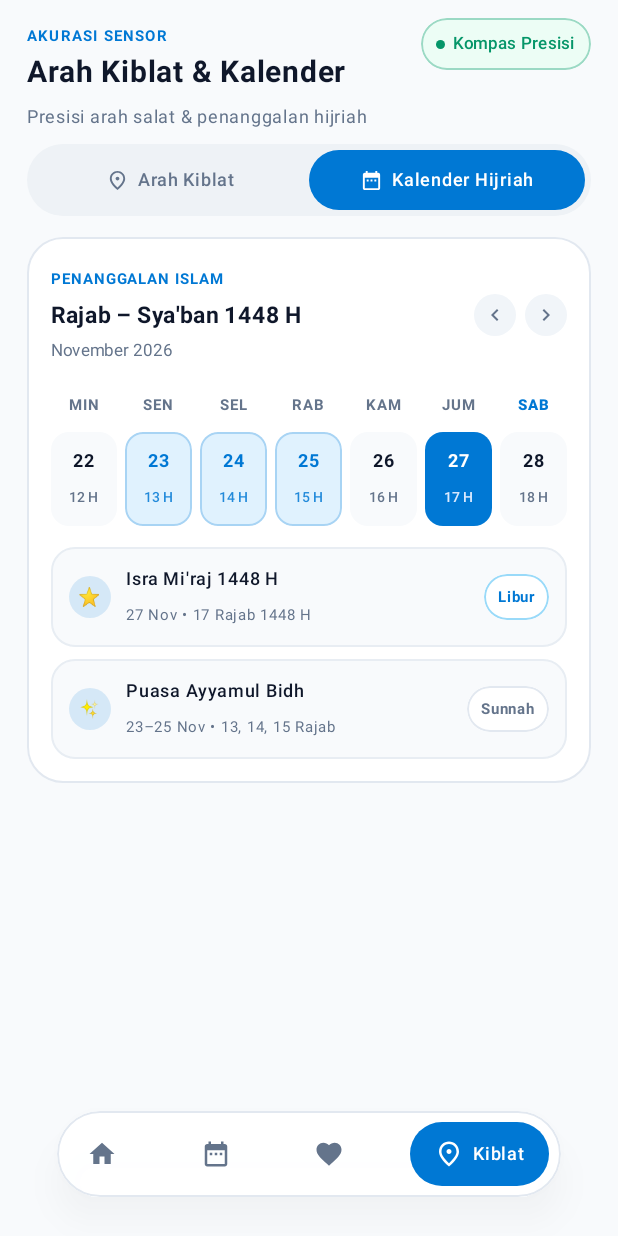
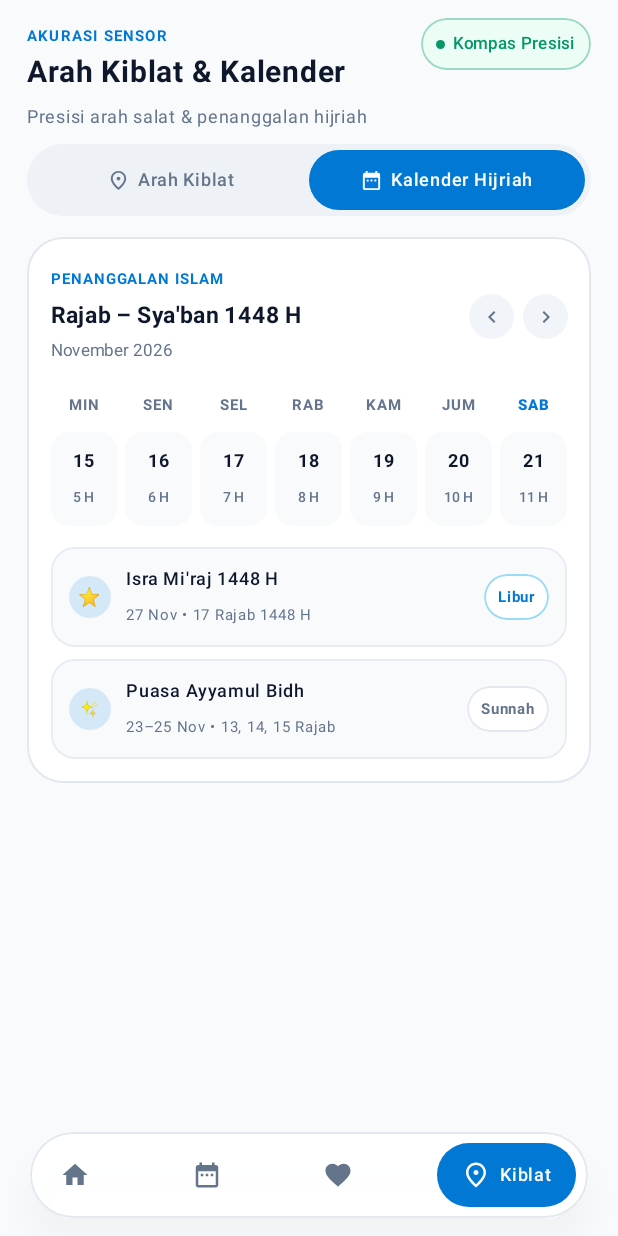
Before and after one commit to AdiSatriaPermana/Jejak-Ibadah, an Android app built with Jetpack Compose: the composable KiblatScreen shown on its own in the app's theme, after a tap on "Sebelumnya", on a phone screen of 412 x 824 dp. Run offline under Robolectric (Android 15) with nearby library versions, the phone set to English and light mode, and no system bars; 2 other taps on this screen came first.

Commit message:
fix(ui): perbaiki responsivitas KiblatScreen, navigasi minggu hijriah, dan dialog kalibrasi

```diff
--- a/app/src/main/java/lat/pam/jejakibadah/KiblatScreen.kt
+++ b/app/src/main/java/lat/pam/jejakibadah/KiblatScreen.kt
@@ -34,7 +34,7 @@ import androidx.compose.ui.graphics.drawscope.Stroke
 import androidx.compose.ui.hapticfeedback.HapticFeedbackType
 import androidx.compose.ui.platform.LocalHapticFeedback
 import androidx.compose.ui.text.font.FontWeight
-import androidx.compose.ui.text.style.TextAlign
+import androidx.compose.ui.text.style.TextOverflow
 import androidx.compose.ui.unit.dp
 import androidx.compose.ui.unit.sp
 import lat.pam.jejakibadah.ui.theme.*
@@ -52,9 +52,9 @@ data class HijriDayCellData(
 
 @Composable
 fun KiblatScreen(
+    isDarkTheme: Boolean = isSystemInDarkTheme(),
     onNavigateTab: (Int) -> Unit = {}
 ) {
-    val isDark = isSystemInDarkTheme()
     val haptic = LocalHapticFeedback.current
 
     // Segmented Mode: 0 = Semua (Kiblat + Kalender), 1 = Fokus Kalender Hijriah
@@ -64,6 +64,7 @@ fun KiblatScreen(
     var qiblaDegree by remember { mutableFloatStateOf(295f) }
     var hapticEnabled by remember { mutableStateOf(true) }
     var isCalibrating by remember { mutableStateOf(false) }
+    var showCalibrationDialog by remember { mutableStateOf(false) }
 
     // Animasi rotasi jarum kompas (295° = -65° dari arah Utara atas)
     val needleAngle by animateFloatAsState(
@@ -80,8 +81,30 @@ fun KiblatScreen(
         label = "qibla_needle_rotation"
     )
 
-    val weekHijriCells = remember {
-        listOf(
+    // Navigasi minggu pada kalender Hijriah (0 = minggu aktif)
+    var weekOffset by remember { mutableIntStateOf(0) }
+
+    val weekHijriCells = remember(weekOffset) {
+        when (weekOffset) {
+            -1 -> listOf(
+                HijriDayCellData("Min", 15, "5 H"),
+                HijriDayCellData("Sen", 16, "6 H"),
+                HijriDayCellData("Sel", 17, "7 H"),
+                HijriDayCellData("Rab", 18, "8 H"),
+                HijriDayCellData("Kam", 19, "9 H"),
+                HijriDayCellData("Jum", 20, "10 H"),
+                HijriDayCellData("Sab", 21, "11 H", isWeekend = true)
+            )
+            1 -> listOf(
+                HijriDayCellData("Min", 29, "19 H"),
+                HijriDayCellData("Sen", 30, "20 H"),
+                HijriDayCellData("Sel", 1, "21 H"),
+                HijriDayCellData("Rab", 2, "22 H"),
+                HijriDayCellData("Kam", 3, "23 H"),
+                HijriDayCellData("Jum", 4, "24 H"),
+                HijriDayCellData("Sab", 5, "25 H", isWeekend = true)
+            )
+            else -> listOf(
                 HijriDayCellData("Min", 22, "12 H"),
                 HijriDayCellData("Sen", 23, "13 H", isAyyamulBidh = true),
                 HijriDayCellData("Sel", 24, "14 H", isAyyamulBidh = true),
@@ -90,6 +113,7 @@ fun KiblatScreen(
                 HijriDayCellData("Jum", 27, "17 H", isHolidayHighlight = true),
                 HijriDayCellData("Sab", 28, "18 H", isWeekend = true)
             )
+        }
     }
 
     Box(
@@ -104,7 +128,7 @@ fun KiblatScreen(
                 start = 18.dp,
                 end = 18.dp,
                 top = 12.dp,
-                bottom = 104.dp
+                bottom = BottomNavSafePadding + 28.dp
             ),
             verticalArrangement = Arrangement.spacedBy(14.dp)
         ) {
@@ -116,19 +140,25 @@ fun KiblatScreen(
                         horizontalArrangement = Arrangement.SpaceBetween,
                         verticalAlignment = Alignment.Top
                     ) {
-                        Column(modifier = Modifier.weight(1f)) {
+                        Column(
+                            modifier = Modifier
+                                .weight(1f)
+                                .padding(end = 8.dp)
+                        ) {
                             Text(
                                 text = "AKURASI SENSOR",
                                 fontSize = 10.sp,
                                 fontWeight = FontWeight.Bold,
                                 letterSpacing = 0.8.sp,
-                                color = if (isDark) BrandCyan else BrandBlue
+                                color = if (isDarkTheme) BrandCyan else BrandBlue
                             )
                             Text(
                                 text = "Arah Kiblat & Kalender",
                                 fontSize = 20.sp,
                                 fontWeight = FontWeight.Bold,
-                                color = MaterialTheme.colorScheme.onBackground
+                                color = MaterialTheme.colorScheme.onBackground,
+                                maxLines = 1,
+                                overflow = TextOverflow.Ellipsis
                             )
                         }
 
@@ -136,10 +166,10 @@ fun KiblatScreen(
                         Box(
                             modifier = Modifier
                                 .clip(CircleShape)
-                                .background(if (isDark) DarkCard else EmeraldBgLight)
+                                .background(if (isDarkTheme) DarkCard else EmeraldBgLight)
                                 .border(
                                     1.dp,
-                                    if (isDark) DarkBorder else EmeraldLight.copy(alpha = 0.35f),
+                                    if (isDarkTheme) DarkBorder else EmeraldLight.copy(alpha = 0.35f),
                                     CircleShape
                                 )
                                 .padding(horizontal = 10.dp, vertical = 5.dp)
@@ -152,13 +182,15 @@ fun KiblatScreen(
                                     modifier = Modifier
                                         .size(6.dp)
                                         .clip(CircleShape)
-                                        .background(if (isDark) EmeraldDark else EmeraldLight)
+                                        .background(if (isDarkTheme) EmeraldDark else EmeraldLight)
                                 )
                                 Text(
-                                    text = if (isCalibrating) "Mengkalibrasi..." else "Kompas Presisi",
+                                    text = if (isCalibrating) "Kalibrasi..." else "Kompas Presisi",
                                     fontSize = 11.sp,
                                     fontWeight = FontWeight.SemiBold,
-                                    color = if (isDark) BrandCyan else EmeraldLight
+                                    color = if (isDarkTheme) BrandCyan else EmeraldLight,
+                                    maxLines = 1,
+                                    softWrap = false
                                 )
                             }
                         }
@@ -173,8 +205,8 @@ fun KiblatScreen(
                     // Top Segmented Switcher Pill (Arah Kiblat vs Kalender Hijriah)
                     Surface(
                         shape = CircleShape,
-                        color = if (isDark) DarkCard else Color(0xFFEEF2F6),
-                        border = if (isDark) BorderStroke(1.dp, DarkBorder) else null
+                        color = if (isDarkTheme) DarkCard else Color(0xFFEEF2F6),
+                        border = if (isDarkTheme) BorderStroke(1.dp, DarkBorder) else null
                     ) {
                         Row(
                             modifier = Modifier
@@ -193,7 +225,7 @@ fun KiblatScreen(
                                         .clip(CircleShape)
                                         .background(if (active) BrandBlue else Color.Transparent)
                                         .clickable { selectedTabMode = index }
-                                        .padding(vertical = 8.dp, horizontal = 10.dp),
+                                        .padding(vertical = 8.dp, horizontal = 8.dp),
                                     horizontalArrangement = Arrangement.Center,
                                     verticalAlignment = Alignment.CenterVertically
                                 ) {
@@ -203,12 +235,14 @@ fun KiblatScreen(
                                         tint = if (active) Color.White else MaterialTheme.colorScheme.onSurfaceVariant,
                                         modifier = Modifier.size(15.dp)
                                     )
-                                    Spacer(modifier = Modifier.width(6.dp))
+                                    Spacer(modifier = Modifier.width(5.dp))
                                     Text(
                                         text = label,
                                         fontSize = 12.sp,
                                         fontWeight = if (active) FontWeight.SemiBold else FontWeight.Medium,
-                                        color = if (active) Color.White else MaterialTheme.colorScheme.onSurfaceVariant
+                                        color = if (active) Color.White else MaterialTheme.colorScheme.onSurfaceVariant,
+                                        maxLines = 1,
+                                        softWrap = false
                                     )
                                 }
                             }
@@ -223,7 +257,7 @@ fun KiblatScreen(
                     QiblaCompassCard(
                         degree = qiblaDegree.toInt(),
                         needleAngle = needleAngle,
-                        isDark = isDark,
+                        isDark = isDarkTheme,
                         hapticEnabled = hapticEnabled,
                         onToggleHaptic = {
                             hapticEnabled = !hapticEnabled
@@ -232,8 +266,7 @@ fun KiblatScreen(
                             }
                         },
                         onRecalibrate = {
-                            isCalibrating = true
-                            qiblaDegree = 295f
+                            showCalibrationDialog = true
                         }
                     )
                 }
@@ -243,7 +276,10 @@ fun KiblatScreen(
             item {
                 HijriCalendarCard(
                     cells = weekHijriCells,
-                    isDark = isDark
+                    subtitleMonth = if (weekOffset == 1) "Nov – Des 2026" else "November 2026",
+                    isDark = isDarkTheme,
+                    onPrevWeek = { if (weekOffset > -1) weekOffset -= 1 },
+                    onNextWeek = { if (weekOffset < 1) weekOffset += 1 }
                 )
             }
         }
@@ -251,13 +287,44 @@ fun KiblatScreen(
         // 4. Floating Pill Navbar Konsisten (Index 3 = Kiblat aktif)
         AppBottomNavbar(
             selectedIndex = 3,
-            isDark = isDark,
+            isDark = isDarkTheme,
             onSelectTab = onNavigateTab,
-            modifier = Modifier
-                .align(Alignment.BottomCenter)
-                .navigationBarsPadding()
-                .padding(horizontal = 18.dp, vertical = 14.dp)
+            modifier = Modifier.align(Alignment.BottomCenter)
         )
+
+        // Dialog Panduan Kalibrasi Kompas (Angka 8)
+        if (showCalibrationDialog) {
+            AlertDialog(
+                onDismissRequest = { showCalibrationDialog = false },
+                title = {
+                    Text(
+                        text = "Kalibrasi Sensor Kompas",
+                        fontSize = 16.sp,
+                        fontWeight = FontWeight.Bold
+                    )
+                },
+                text = {
+                    Text(
+                        text = "Gerakkan ponsel membentuk pola angka 8 (∞) sebanyak 2–3 kali jauh dari benda logam atau magnet untuk menyegarkan akurasi sensor.",
+                        fontSize = 13.sp
+                    )
+                },
+                confirmButton = {
+                    TextButton(onClick = {
+                        showCalibrationDialog = false
+                        isCalibrating = true
+                        qiblaDegree = 295f
+                    }) {
+                        Text("Mulai Kalibrasi", color = BrandBlue, fontWeight = FontWeight.Bold)
+                    }
+                },
+                dismissButton = {
+                    TextButton(onClick = { showCalibrationDialog = false }) {
+                        Text("Batal")
+                    }
+                }
+            )
+        }
     }
 }
 
@@ -285,18 +352,16 @@ private fun QiblaCompassCard(
                 .padding(18.dp),
             horizontalAlignment = Alignment.CenterHorizontally
         ) {
-            // Dial Kompas 220dp
+            // Dial Kompas 224dp
             Box(
                 modifier = Modifier.size(224.dp),
                 contentAlignment = Alignment.Center
             ) {
-                // Canvas Lingkaran Kalibrasi & Tick Marks
                 Canvas(modifier = Modifier.fillMaxSize()) {
                     val center = Offset(size.width / 2f, size.height / 2f)
                     val outerRadius = size.minDimension / 2f - 8.dp.toPx()
                     val innerRadius = outerRadius - 16.dp.toPx()
 
-                    // Lingkaran luar putus-putus
                     drawCircle(
                         color = outerRingColor,
                         radius = outerRadius,
@@ -307,7 +372,6 @@ private fun QiblaCompassCard(
                         )
                     )
 
-                    // Lingkaran dalam tipis
                     drawCircle(
                         color = innerRingColor,
                         radius = innerRadius,
@@ -315,7 +379,6 @@ private fun QiblaCompassCard(
                         style = Stroke(width = 1.dp.toPx())
                     )
 
-                    // 4 Garis Mata Angin (U, T, S, B)
                     for (i in 0 until 4) {
                         val angleRad = Math.toRadians((i * 90 - 90).toDouble())
                         val start = Offset(
@@ -335,7 +398,6 @@ private fun QiblaCompassCard(
                     }
                 }
 
-                // Label Mata Angin
                 Text(
                     text = "U",
                     fontSize = 11.sp,
@@ -405,7 +467,6 @@ private fun QiblaCompassCard(
                     val cx = size.width / 2f
                     val cy = size.height / 2f
 
-                    // Ujung Utara / Kiblat (Biru / Cyan)
                     val northPath = Path().apply {
                         moveTo(cx, 8.dp.toPx())
                         lineTo(cx - 7.dp.toPx(), cy)
@@ -414,7 +475,6 @@ private fun QiblaCompassCard(
                     }
                     drawPath(path = northPath, color = activeAccent)
 
-                    // Ujung Selatan (Abu-abu netral)
                     val southPath = Path().apply {
                         moveTo(cx, size.height - 12.dp.toPx())
                         lineTo(cx - 6.dp.toPx(), cy)
@@ -427,7 +487,6 @@ private fun QiblaCompassCard(
                     )
                 }
 
-                // Titik Tengah Kompas
                 Box(
                     modifier = Modifier
                         .size(42.dp)
@@ -474,7 +533,6 @@ private fun QiblaCompassCard(
 
             Spacer(modifier = Modifier.height(10.dp))
 
-            // Badge Status Alignment
             Box(
                 modifier = Modifier
                     .clip(CircleShape)
@@ -509,7 +567,6 @@ private fun QiblaCompassCard(
             HorizontalDivider(color = MaterialTheme.colorScheme.outline.copy(alpha = 0.6f))
             Spacer(modifier = Modifier.height(10.dp))
 
-            // Metadata Jarak & Koordinat Bandung
             Row(horizontalArrangement = Arrangement.Center) {
                 Text(
                     text = "Jarak ke Ka'bah: ",
@@ -532,7 +589,6 @@ private fun QiblaCompassCard(
 
             Spacer(modifier = Modifier.height(12.dp))
 
-            // Tombol Haptic & Kalibrasi Ulang
             Row(
                 modifier = Modifier.fillMaxWidth(),
                 horizontalArrangement = Arrangement.spacedBy(8.dp)
@@ -545,7 +601,7 @@ private fun QiblaCompassCard(
                     border = BorderStroke(1.dp, MaterialTheme.colorScheme.outline)
                 ) {
                     Row(
-                        modifier = Modifier.padding(vertical = 8.dp, horizontal = 10.dp),
+                        modifier = Modifier.padding(vertical = 8.dp, horizontal = 8.dp),
                         horizontalArrangement = Arrangement.Center,
                         verticalAlignment = Alignment.CenterVertically
                     ) {
@@ -555,12 +611,14 @@ private fun QiblaCompassCard(
                             fontWeight = FontWeight.Bold,
                             color = activeAccent
                         )
-                        Spacer(modifier = Modifier.width(6.dp))
+                        Spacer(modifier = Modifier.width(5.dp))
                         Text(
                             text = if (hapticEnabled) "Getar Aktif" else "Getar Mati",
                             fontSize = 11.sp,
                             fontWeight = FontWeight.SemiBold,
-                            color = MaterialTheme.colorScheme.onSurface
+                            color = MaterialTheme.colorScheme.onSurface,
+                            maxLines = 1,
+                            softWrap = false
                         )
                     }
                 }
@@ -573,7 +631,7 @@ private fun QiblaCompassCard(
                     border = BorderStroke(1.dp, MaterialTheme.colorScheme.outline)
                 ) {
                     Row(
-                        modifier = Modifier.padding(vertical = 8.dp, horizontal = 10.dp),
+                        modifier = Modifier.padding(vertical = 8.dp, horizontal = 8.dp),
                         horizontalArrangement = Arrangement.Center,
                         verticalAlignment = Alignment.CenterVertically
                     ) {
@@ -583,12 +641,14 @@ private fun QiblaCompassCard(
                             tint = BrandBlue,
                             modifier = Modifier.size(14.dp)
                         )
-                        Spacer(modifier = Modifier.width(6.dp))
+                        Spacer(modifier = Modifier.width(5.dp))
                         Text(
                             text = "Kalibrasi Ulang",
                             fontSize = 11.sp,
                             fontWeight = FontWeight.SemiBold,
-                            color = MaterialTheme.colorScheme.onSurface
+                            color = MaterialTheme.colorScheme.onSurface,
+                            maxLines = 1,
+                            softWrap = false
                         )
                     }
                 }
@@ -600,7 +660,10 @@ private fun QiblaCompassCard(
 @Composable
 private fun HijriCalendarCard(
     cells: List<HijriDayCellData>,
-    isDark: Boolean
+    subtitleMonth: String,
+    isDark: Boolean,
+    onPrevWeek: () -> Unit,
+    onNextWeek: () -> Unit
 ) {
     val activeAccent = if (isDark) BrandCyan else BrandBlue
 
@@ -610,13 +673,12 @@ private fun HijriCalendarCard(
         border = BorderStroke(1.dp, MaterialTheme.colorScheme.outline)
     ) {
         Column(modifier = Modifier.padding(16.dp)) {
-            // Header Penanggalan Islam
             Row(
                 modifier = Modifier.fillMaxWidth(),
                 horizontalArrangement = Arrangement.SpaceBetween,
                 verticalAlignment = Alignment.CenterVertically
             ) {
-                Column {
+                Column(modifier = Modifier.weight(1f)) {
                     Text(
                         text = "PENANGGALAN ISLAM",
                         fontSize = 10.sp,
@@ -628,10 +690,12 @@ private fun HijriCalendarCard(
                         text = "Rajab – Sya'ban 1448 H",
                         fontSize = 15.sp,
                         fontWeight = FontWeight.Bold,
-                        color = MaterialTheme.colorScheme.onSurface
+                        color = MaterialTheme.colorScheme.onSurface,
+                        maxLines = 1,
+                        overflow = TextOverflow.Ellipsis
                     )
                     Text(
-                        text = "November 2026",
+                        text = subtitleMonth,
                         fontSize = 11.sp,
                         color = MaterialTheme.colorScheme.onSurfaceVariant
                     )
@@ -639,10 +703,10 @@ private fun HijriCalendarCard(
 
                 Row(horizontalArrangement = Arrangement.spacedBy(6.dp)) {
                     Surface(
-                        onClick = {},
+                        onClick = onPrevWeek,
                         shape = CircleShape,
                         color = if (isDark) DarkSubCard else Color(0xFFF1F5F9),
-                        modifier = Modifier.size(28.dp)
+                        modifier = Modifier.size(30.dp)
                     ) {
                         Box(contentAlignment = Alignment.Center) {
                             Icon(
@@ -654,10 +718,10 @@ private fun HijriCalendarCard(
                         }
                     }
                     Surface(
-                        onClick = {},
+                        onClick = onNextWeek,
                         shape = CircleShape,
                         color = if (isDark) DarkSubCard else Color(0xFFF1F5F9),
-                        modifier = Modifier.size(28.dp)
+                        modifier = Modifier.size(30.dp)
                     ) {
                         Box(contentAlignment = Alignment.Center) {
                             Icon(
@@ -673,7 +737,6 @@ private fun HijriCalendarCard(
 
             Spacer(modifier = Modifier.height(12.dp))
 
-            // Grid 7 Hari Dual-Date (Masehi + Hijriah)
             Row(
                 modifier = Modifier.fillMaxWidth(),
                 horizontalArrangement = Arrangement.spacedBy(5.dp)
@@ -743,7 +806,6 @@ private fun HijriCalendarCard(
 
             Spacer(modifier = Modifier.height(14.dp))
 
-            // Daftar Agenda Ibadah & Hari Besar
             Column(verticalArrangement = Arrangement.spacedBy(8.dp)) {
                 AgendaItemRow(
                     emoji = "⭐",
@@ -826,7 +888,9 @@ private fun AgendaItemRow(
                     text = badge,
                     fontSize = 10.sp,
                     fontWeight = FontWeight.Bold,
-                    color = if (isPrimaryBadge) (if (isDark) BrandCyan else BrandBlue) else MaterialTheme.colorScheme.onSurfaceVariant
+                    color = if (isPrimaryBadge) (if (isDark) BrandCyan else BrandBlue) else MaterialTheme.colorScheme.onSurfaceVariant,
+                    maxLines = 1,
+                    softWrap = false
                 )
             }
         }
```
Lines whose indentation alone changed are shown as unchanged.
